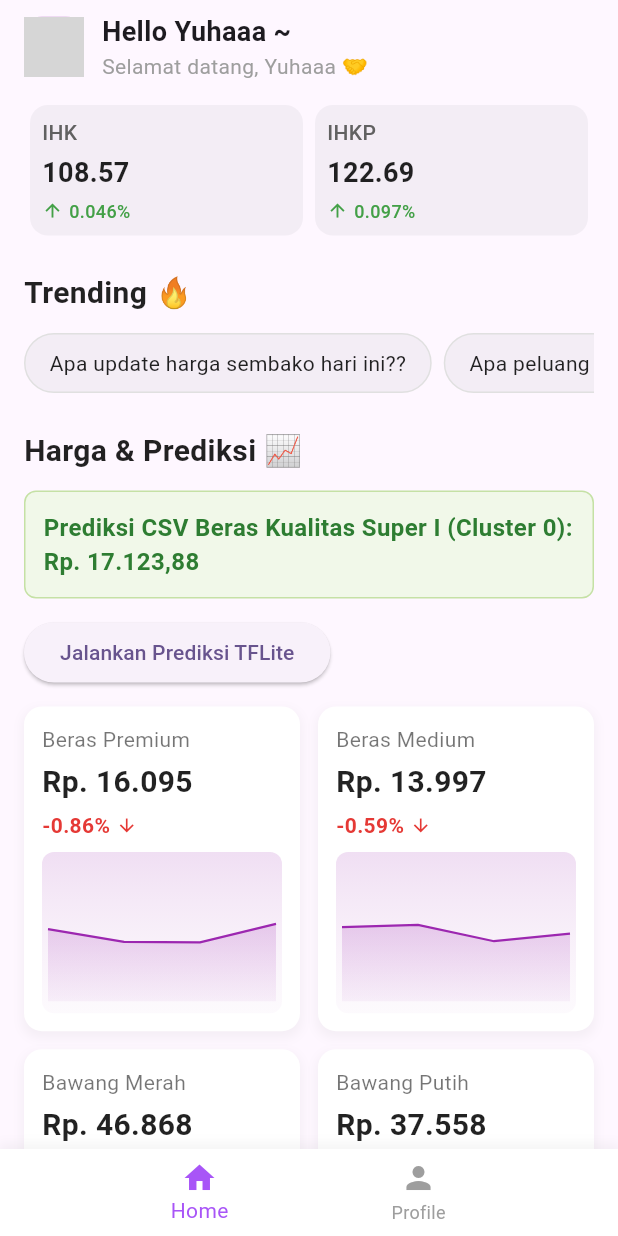
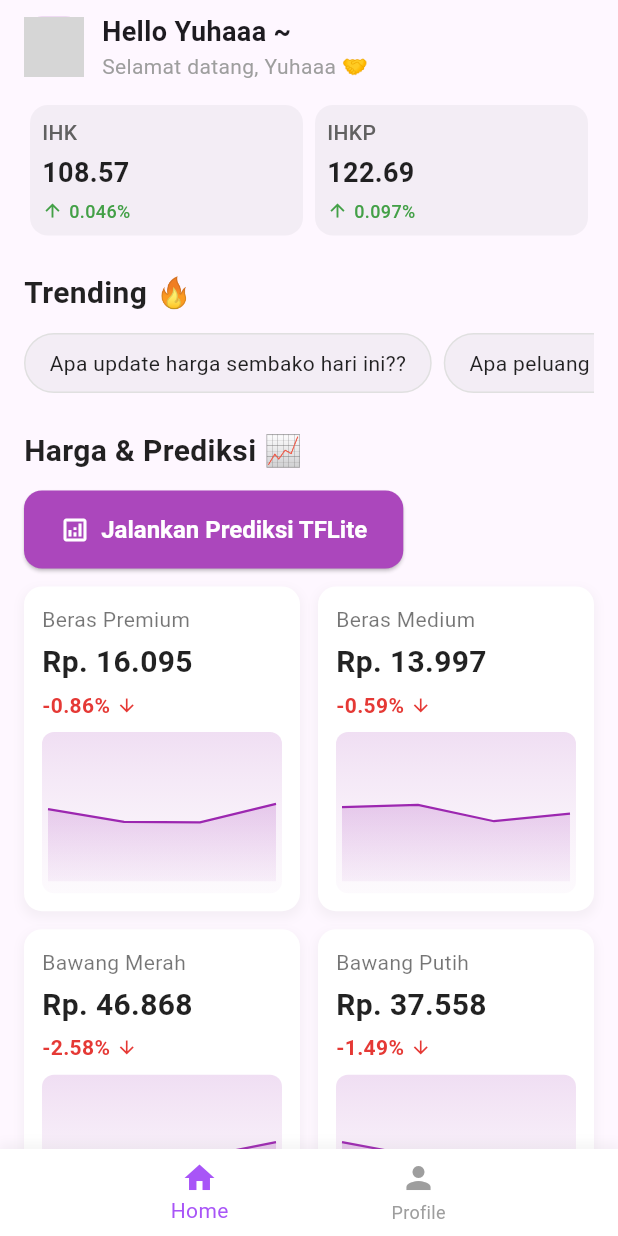
Before and after one commit to Ifwtzzzzzh/brisa-supply-chain-flutter, a Flutter app: the HomeScreen screen opened directly, on a phone screen of 412 x 824 dp. Run offline on Flutter 3.47's test engine with Material 3 defaults, Android fonts, the phone set to English and light mode, and no system bars; our stand-ins replace firebase_auth, firebase_core, google_sign_in, logger; missing offline and left inert: tflite_flutter; accounts and stored records are empty; grey boxes are pictures that could not be loaded.

Commit message:
refactor: refactor some comment

```diff
--- a/lib/features/auth/domain/usecases/auth_wrapper.dart
+++ b/lib/features/auth/domain/usecases/auth_wrapper.dart
@@ -1,6 +1,5 @@
 // In your main.dart, or a new file like 'auth_wrapper.dart'
 import 'package:brisa_supply_chain/features/auth/presentation/screens/onboarding_screen.dart';
-import 'package:brisa_supply_chain/features/home/presentation/screens/home_screen.dart';
 import 'package:brisa_supply_chain/features/question/presentation/screens/question_screen.dart';
 import 'package:firebase_auth/firebase_auth.dart';
 import 'package:flutter/material.dart';
@@ -22,10 +21,8 @@ class AuthWrapper extends StatelessWidget {
             body: Center(child: CircularProgressIndicator()),
           );
         }
-
-        // If user is logged in
         if (snapshot.hasData) {
-          return const QuestionScreen(); // Show HomeScreen
+          return const OnboardingScreen(); // Show HomeScreen
         }
 
         // If user is logged out
--- a/lib/features/auth/presentation/screens/signin_screen.dart
+++ b/lib/features/auth/presentation/screens/signin_screen.dart
@@ -1,7 +1,6 @@
 import 'package:brisa_supply_chain/core/usecases/colors.dart';
 import 'package:brisa_supply_chain/features/auth/domain/usecases/firebase_auth.dart';
 import 'package:brisa_supply_chain/features/auth/presentation/screens/signup_screen.dart';
-import 'package:brisa_supply_chain/features/home/presentation/screens/home_screen.dart';
 import 'package:brisa_supply_chain/features/question/presentation/screens/question_screen.dart';
 import 'package:flutter/material.dart';
 
--- a/lib/features/home/presentation/screens/home_screen.dart
+++ b/lib/features/home/presentation/screens/home_screen.dart
@@ -179,37 +179,33 @@ class _HomeScreenState extends State<HomeScreen> {
               ),
               const SizedBox(height: 12),
 
-              // 🟢 TAMPILKAN HARGA CSV DI SINI
-              Container(
-                padding: const EdgeInsets.all(12),
-                decoration: BoxDecoration(
-                  color: Colors.lightGreen.shade50,
-                  borderRadius: BorderRadius.circular(8),
-                  border: Border.all(color: Colors.lightGreen.shade200),
-                ),
-                width: double.infinity,
-                child: Text(
-                  _csvPriceResult,
-                  style: TextStyle(
+              ElevatedButton.icon(
+                icon: const Icon(Icons.analytics_outlined, size: 20),
+                label: const Text('Jalankan Prediksi TFLite'),
+                style: ElevatedButton.styleFrom(
+                  // Ganti dari biru ke ungu
+                  backgroundColor: Colors.purple.shade400,
+                  foregroundColor: Colors.white,
+                  padding: const EdgeInsets.symmetric(
+                    horizontal: 24,
+                    vertical: 16,
+                  ),
+                  textStyle: const TextStyle(
                     fontSize: 16,
-                    fontWeight: FontWeight.w600,
-                    color: Colors.green.shade800,
+                    fontWeight: FontWeight.bold,
+                  ),
+                  shape: RoundedRectangleBorder(
+                    borderRadius: BorderRadius.circular(12.0),
                   ),
                 ),
-              ),
-              const SizedBox(height: 12),
-
-              // 5. Tombol dan Hasil TFLite
-              ElevatedButton(
                 onPressed: () {
                   Navigator.push(
                     context,
                     MaterialPageRoute(
-                      builder: (context) => const PredictionScreen(), // ✅ BENAR
+                      builder: (context) => const PredictionScreen(),
                     ),
                   );
                 },
-                child: Text('Jalankan Prediksi TFLite'),
               ),
 
               const SizedBox(height: 12),
--- a/lib/features/home/presentation/screens/prediction_screen.dart
+++ b/lib/features/home/presentation/screens/prediction_screen.dart
@@ -3,7 +3,7 @@
 import 'package:brisa_supply_chain/features/home/data/repositories/tflite_services.dart';
 import 'package:flutter/material.dart';
 import 'package:intl/intl.dart';
-import 'package:logger/web.dart';
+// import 'package:logger/web.dart';
 
 class PredictionScreen extends StatefulWidget {
   const PredictionScreen({super.key});
@@ -14,7 +14,7 @@ class PredictionScreen extends StatefulWidget {
 
 class _PredictionScreenState extends State<PredictionScreen> {
   final TfliteServices _tfliteService = TfliteServices();
-  final _logger = Logger();
+  // final _logger = Logger();
   bool _isLoading = false;
   CommodityData? _berasSuper1Data;
   CommodityData? _predictedData;
```
